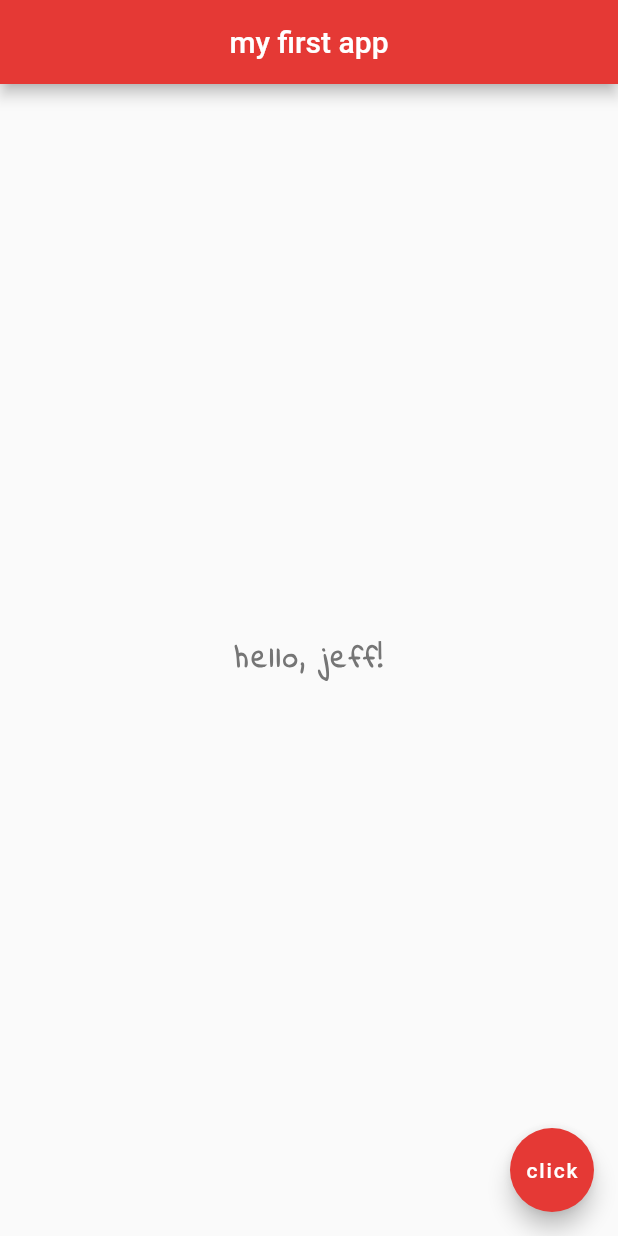
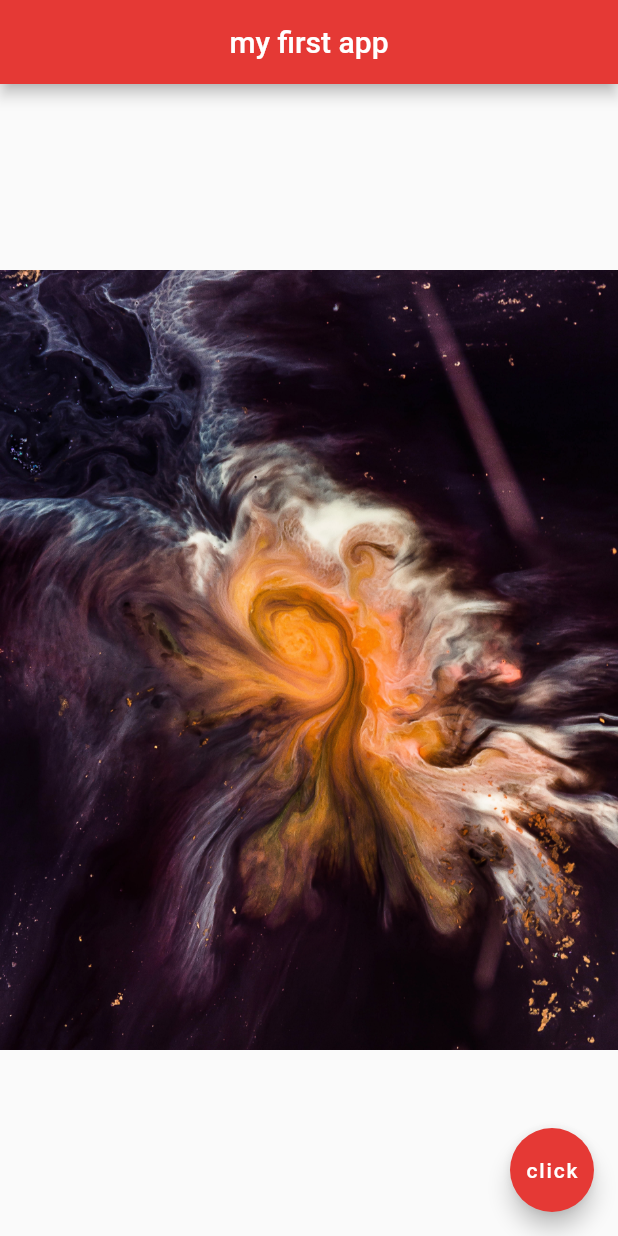
Before and after one commit to VisionAce/BeginnerFlutter, a Flutter app: the screen it shows after launch, after a tap on "click", on a phone screen of 412 x 824 dp. Run offline on Flutter 3.47's test engine with Material 2 defaults, Android fonts, the phone set to English and light mode, and no system bars.

```diff
--- a/hello_world/lib/main.dart
+++ b/hello_world/lib/main.dart
@@ -1,28 +1,34 @@
 import 'package:flutter/material.dart';
 
 void main() {
-  runApp(MaterialApp(
-      home: Scaffold(
+  runApp(const MaterialApp(
+    home: Home(),
+  ));
+}
+
+class Home extends StatelessWidget {
+  const Home({super.key});
+
+  @override
+  Widget build(BuildContext context) {
+    return Scaffold(
       appBar: AppBar(
-      title: Text('my first app'),
+        title: const Text('my first app'),
         centerTitle: true,
-      backgroundColor: Colors.red[600],
+        backgroundColor: const Color.fromRGBO(229, 57, 53, 1),
       ),
       body: Center(
-      child: Text(
-        'hello, jeff!',
-        style: TextStyle(
-            fontSize: 20.0,
-            fontWeight: FontWeight.bold,
-            color: Colors.grey[600],
-            letterSpacing: 2.0,
-            fontFamily: 'IndieFlower'),
-      ),
+        // child: Image(
+        //     image: NetworkImage(
+        //       'https://images.unsplash.com/photo-1501549538842-2f24e2dd6520?ixlib=rb-1.2.1&ixid=eyJhcHBfawQiOjEyMDd9&auto=format&fit=crop&w=634&q=80'),
+        //          AssetImage('assets/space-3.jpg')),
+        child: Image.asset('assets/space-2.jpg'),
       ),
       floatingActionButton: FloatingActionButton(
-      child: Text('click'),
         onPressed: () {},
         backgroundColor: Colors.red[600],
+        child: const Text('click'),
       ),
-  )));
+    );
   }
+}
```
Also changed, not shown: hello_world/pubspec.yaml (+5 -3 lines), hello_world/assets/space-1.jpg (added), hello_world/assets/space-2.jpg (added), hello_world/assets/space-3.jpg (added), 1 other file. Lines whose indentation alone changed are shown as unchanged.
